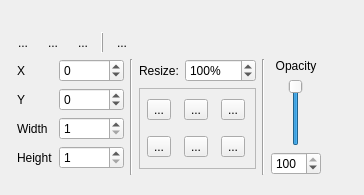
Before: the Qt Designer form src/widgets/geometrywidget_ui.ui in KDE/kdenlive, drawn with Qt 5.
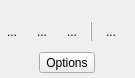
After: the same form once the commit is applied.

Commit message: Continue work on slider widget, rewrote layout for geometry param (used in composite transition,...)

Patch:
```diff
--- a/src/widgets/geometrywidget_ui.ui
+++ b/src/widgets/geometrywidget_ui.ui
@@ -6,287 +6,21 @@
    <rect>
     <x>0</x>
     <y>0</y>
-    <width>364</width>
-    <height>187</height>
+    <width>129</width>
+    <height>78</height>
    </rect>
   </property>
   <property name="windowTitle">
    <string>Form</string>
   </property>
-  <layout class="QGridLayout" name="gridLayout">
-   <item row="1" column="1">
-    <widget class="QWidget" name="widgetGeometry" native="true">
-     <layout class="QGridLayout" name="gridLayout_3">
-      <property name="leftMargin">
-       <number>0</number>
-      </property>
-      <property name="topMargin">
-       <number>0</number>
-      </property>
-      <property name="rightMargin">
-       <number>0</number>
-      </property>
-      <item row="0" column="0">
-       <widget class="QLabel" name="label">
-        <property name="text">
-         <string>X</string>
-        </property>
-       </widget>
-      </item>
-      <item row="0" column="1">
-       <widget class="QSpinBox" name="spinX">
-        <property name="minimum">
-         <number>-10000</number>
-        </property>
-        <property name="maximum">
-         <number>10000</number>
-        </property>
-       </widget>
-      </item>
-      <item row="0" column="3">
-       <widget class="QWidget" name="widget" native="true">
-        <layout class="QHBoxLayout" name="horizontalLayout">
-         <property name="margin">
-          <number>0</number>
-         </property>
-         <item>
-          <widget class="QLabel" name="label_5">
-           <property name="text">
-            <string>Resize:</string>
-           </property>
-          </widget>
-         </item>
-         <item>
-          <widget class="QSpinBox" name="spinSize">
-           <property name="suffix">
-            <string>%</string>
-           </property>
-           <property name="minimum">
-            <number>1</number>
-           </property>
-           <property name="maximum">
-            <number>10000</number>
-           </property>
-           <property name="value">
-            <number>100</number>
-           </property>
-          </widget>
-         </item>
-        </layout>
-       </widget>
-      </item>
-      <item row="0" column="2" rowspan="5">
-       <widget class="Line" name="line">
-        <property name="orientation">
-         <enum>Qt::Vertical</enum>
-        </property>
-       </widget>
-      </item>
-      <item row="0" column="4" rowspan="5">
-       <widget class="QWidget" name="widgetOpacity" native="true">
-        <layout class="QGridLayout" name="gridLayout_5">
-         <property name="margin">
-          <number>0</number>
-         </property>
-         <item row="0" column="1">
-          <widget class="QLabel" name="label_6">
-           <property name="text">
-            <string>Opacity</string>
-           </property>
-           <property name="alignment">
-            <set>Qt::AlignCenter</set>
-           </property>
-          </widget>
-         </item>
-         <item row="2" column="1">
-          <widget class="QSpinBox" name="spinOpacity">
-           <property name="maximum">
-            <number>100</number>
-           </property>
-           <property name="value">
-            <number>100</number>
-           </property>
-          </widget>
-         </item>
-         <item row="0" column="0" rowspan="3">
-          <widget class="Line" name="line_2">
-           <property name="orientation">
-            <enum>Qt::Vertical</enum>
-           </property>
-          </widget>
-         </item>
-         <item row="1" column="1">
-          <widget class="QWidget" name="widget_2" native="true">
-           <property name="sizePolicy">
-            <sizepolicy hsizetype="Preferred" vsizetype="Preferred">
-             <horstretch>0</horstretch>
-             <verstretch>0</verstretch>
-            </sizepolicy>
-           </property>
-           <layout class="QHBoxLayout" name="horizontalLayout_2">
-            <property name="spacing">
-             <number>0</number>
-            </property>
-            <property name="margin">
-             <number>0</number>
-            </property>
-            <item>
-             <spacer name="horizontalSpacer_4">
-              <property name="orientation">
-               <enum>Qt::Horizontal</enum>
-              </property>
-              <property name="sizeHint" stdset="0">
-               <size>
-                <width>40</width>
-                <height>20</height>
-               </size>
-              </property>
-             </spacer>
-            </item>
-            <item>
-             <widget class="QSlider" name="sliderOpacity">
-              <property name="maximum">
-               <number>100</number>
-              </property>
-              <property name="value">
-               <number>100</number>
-              </property>
-              <property name="orientation">
-               <enum>Qt::Vertical</enum>
-              </property>
-             </widget>
-            </item>
-            <item>
-             <spacer name="horizontalSpacer_5">
-              <property name="orientation">
-               <enum>Qt::Horizontal</enum>
-              </property>
-              <property name="sizeHint" stdset="0">
-               <size>
-                <width>40</width>
-                <height>20</height>
-               </size>
-              </property>
-             </spacer>
-            </item>
-           </layout>
-          </widget>
-         </item>
-        </layout>
-       </widget>
-      </item>
-      <item row="1" column="1">
-       <widget class="QSpinBox" name="spinY">
-        <property name="minimum">
-         <number>-10000</number>
-        </property>
-        <property name="maximum">
-         <number>10000</number>
-        </property>
-       </widget>
-      </item>
-      <item row="1" column="0">
-       <widget class="QLabel" name="label_2">
-        <property name="text">
-         <string>Y</string>
-        </property>
-       </widget>
-      </item>
-      <item row="2" column="0">
-       <widget class="QLabel" name="label_3">
-        <property name="text">
-         <string>Width</string>
-        </property>
-       </widget>
-      </item>
-      <item row="2" column="1">
-       <widget class="QSpinBox" name="spinWidth">
-        <property name="minimum">
-         <number>1</number>
-        </property>
-        <property name="maximum">
-         <number>10000</number>
-        </property>
-       </widget>
-      </item>
-      <item row="3" column="0">
-       <widget class="QLabel" name="label_4">
-        <property name="text">
-         <string>Height</string>
-        </property>
-       </widget>
-      </item>
-      <item row="3" column="1">
-       <widget class="QSpinBox" name="spinHeight">
-        <property name="minimum">
-         <number>1</number>
-        </property>
-        <property name="maximum">
-         <number>10000</number>
-        </property>
-       </widget>
-      </item>
-      <item row="1" column="3" rowspan="3">
-       <widget class="QFrame" name="frame">
-        <property name="frameShape">
-         <enum>QFrame::StyledPanel</enum>
-        </property>
-        <property name="frameShadow">
-         <enum>QFrame::Raised</enum>
-        </property>
-        <layout class="QGridLayout" name="gridLayout_2">
-         <property name="margin">
-          <number>0</number>
-         </property>
-         <item row="0" column="0">
-          <widget class="QToolButton" name="buttonMoveLeft">
-           <property name="text">
-            <string>...</string>
-           </property>
-          </widget>
-         </item>
-         <item row="0" column="2">
-          <widget class="QToolButton" name="buttonMoveRight">
-           <property name="text">
-            <string>...</string>
-           </property>
-          </widget>
-         </item>
-         <item row="0" column="1">
-          <widget class="QToolButton" name="buttonCenterH">
-           <property name="text">
-            <string>...</string>
-           </property>
-          </widget>
-         </item>
-         <item row="1" column="0">
-          <widget class="QToolButton" name="buttonMoveTop">
-           <property name="text">
-            <string>...</string>
-           </property>
-          </widget>
-         </item>
-         <item row="1" column="1">
-          <widget class="QToolButton" name="buttonCenterV">
-           <property name="text">
-            <string>...</string>
-           </property>
-          </widget>
-         </item>
-         <item row="1" column="2">
-          <widget class="QToolButton" name="buttonMoveBottom">
-           <property name="text">
-            <string>...</string>
-           </property>
-          </widget>
-         </item>
-        </layout>
-       </widget>
-      </item>
-     </layout>
-    </widget>
-   </item>
-   <item row="0" column="0" colspan="4">
+  <layout class="QGridLayout" name="gridLayout_3">
+   <property name="horizontalSpacing">
+    <number>0</number>
+   </property>
+   <property name="margin">
+    <number>0</number>
+   </property>
+   <item row="0" column="0">
     <widget class="QWidget" name="widgetTimeWrapper" native="true">
      <layout class="QGridLayout" name="gridLayout_4">
       <property name="margin">
@@ -386,75 +120,43 @@
      </layout>
     </widget>
    </item>
-   <item row="2" column="0" colspan="4">
-    <spacer name="verticalSpacer_2">
-     <property name="orientation">
-      <enum>Qt::Vertical</enum>
-     </property>
-     <property name="sizeHint" stdset="0">
-      <size>
-       <width>20</width>
-       <height>40</height>
-      </size>
-     </property>
-    </spacer>
-   </item>
-   <item row="1" column="2">
-    <widget class="QWidget" name="widgetConfigButton" native="true">
-     <layout class="QGridLayout" name="gridLayout_6">
-      <property name="leftMargin">
-       <number>0</number>
-      </property>
-      <property name="topMargin">
-       <number>0</number>
-      </property>
-      <property name="rightMargin">
-       <number>0</number>
-      </property>
-      <property name="spacing">
-       <number>0</number>
-      </property>
-      <item row="0" column="1">
-       <spacer name="verticalSpacer">
-        <property name="orientation">
-         <enum>Qt::Vertical</enum>
-        </property>
-        <property name="sizeHint" stdset="0">
-         <size>
-          <width>20</width>
-          <height>40</height>
-         </size>
-        </property>
-       </spacer>
-      </item>
-      <item row="0" column="2">
-       <spacer name="horizontalSpacer_2">
-        <property name="orientation">
-         <enum>Qt::Horizontal</enum>
-        </property>
-        <property name="sizeHint" stdset="0">
-         <size>
-          <width>40</width>
-          <height>20</height>
-         </size>
-        </property>
-       </spacer>
-      </item>
-     </layout>
-    </widget>
-   </item>
    <item row="1" column="0">
-    <spacer name="horizontalSpacer">
-     <property name="orientation">
-      <enum>Qt::Horizontal</enum>
+    <widget class="QFrame" name="widgetGeometry">
+     <property name="frameShape">
+      <enum>QFrame::NoFrame</enum>
      </property>
-     <property name="sizeHint" stdset="0">
-      <size>
-       <width>40</width>
-       <height>20</height>
-      </size>
+     <property name="frameShadow">
+      <enum>QFrame::Plain</enum>
      </property>
-    </spacer>
+     <layout class="QGridLayout" name="gridLayout">
+      <property name="margin">
+       <number>0</number>
+      </property>
+      <item row="0" column="0" colspan="5">
+       <layout class="QHBoxLayout" name="horizontalLayout"/>
+      </item>
+      <item row="1" column="0" colspan="5">
+       <layout class="QHBoxLayout" name="horizontalLayout2">
+        <property name="leftMargin">
+         <number>0</number>
+        </property>
+        <item>
+         <widget class="QToolButton" name="buttonOptions">
+          <property name="text">
+           <string>Options</string>
+          </property>
+          <property name="popupMode">
+           <enum>QToolButton::InstantPopup</enum>
+          </property>
+          <property name="autoRaise">
+           <bool>false</bool>
+          </property>
+         </widget>
+        </item>
+       </layout>
+      </item>
+     </layout>
+    </widget>
    </item>
   </layout>
  </widget>
```
Left out of the diff: 13 changed lines with no effect on the pictures. The commit also changes 6 other files.
